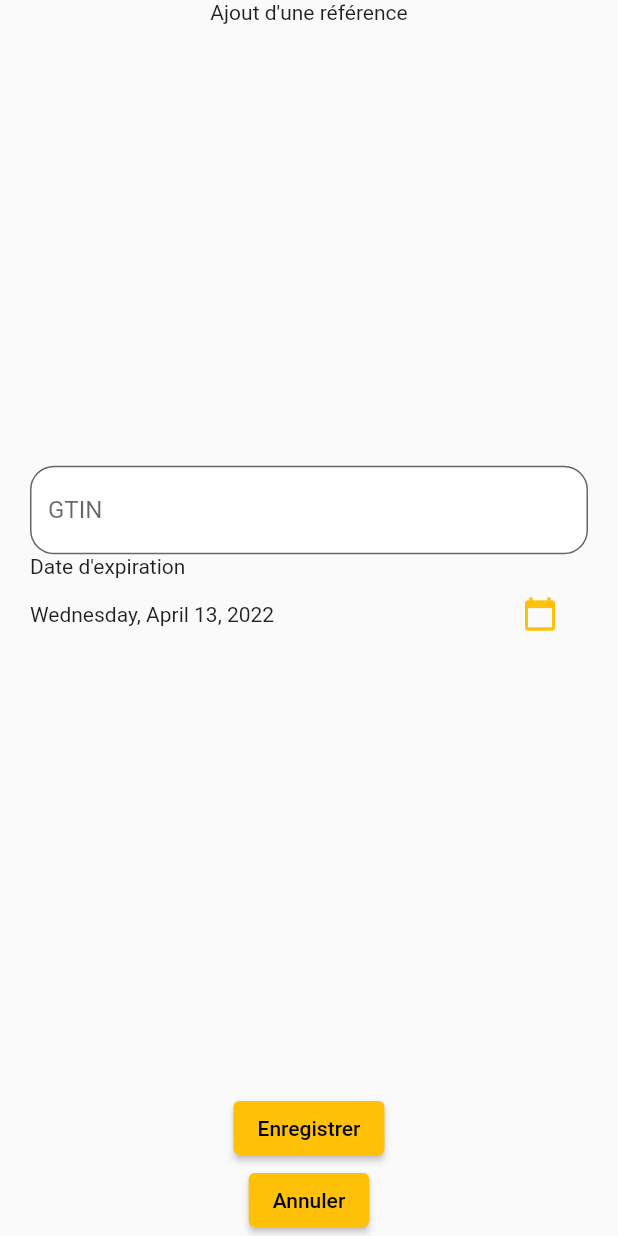
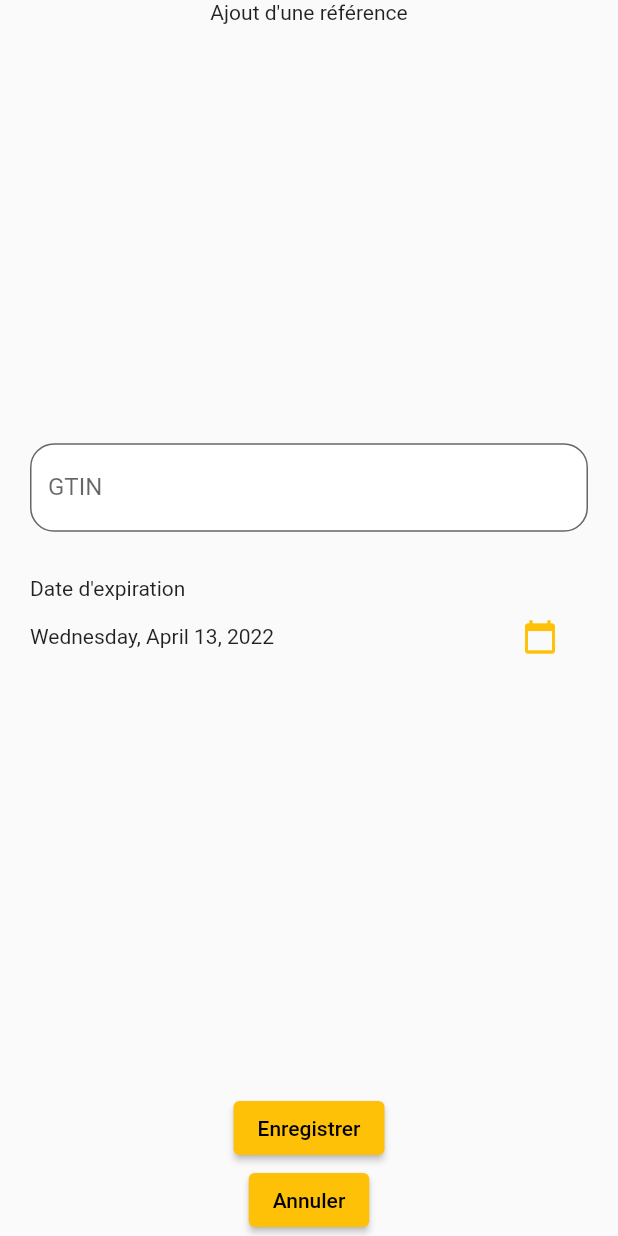
Before and after one commit to CodingWand/CodaBeneTest, a Flutter app: the screen it shows after launch, after a tap on "Commencer", after a tap on the "add" icon, on a phone screen of 412 x 824 dp. Run offline on Flutter 3.47's test engine with Material 2 defaults, Android fonts, the light colour scheme and no system bars.

Commit message:
Amélioration du form

```diff
--- a/lib/listScreen.dart
+++ b/lib/listScreen.dart
@@ -64,7 +64,7 @@ class _ListScreenState extends State<ListScreen> {
       ),
       floatingActionButton: FloatingActionButton(
         onPressed: (){
-          Navigator.popAndPushNamed(
+          Navigator.pushNamed(
               context,
               ModificationScreen.routeName,
               arguments: ModificationScreenArguments(dataset, creation)
--- a/lib/main.dart
+++ b/lib/main.dart
@@ -36,7 +36,7 @@ class HomePage extends StatelessWidget {
     return Scaffold(
       body: Column(
         children: [
-          Expanded(
+          const Expanded(
             child: Center(
               child: Text(
                 "Bienvenue",
@@ -48,7 +48,7 @@ class HomePage extends StatelessWidget {
             ),
           ),
           Container(
-            padding: EdgeInsets.only(bottom: 100),
+            padding: const EdgeInsets.all(100),
             child: Center(
                 child: TextButton(
                   onPressed: (){
@@ -57,9 +57,9 @@ class HomePage extends StatelessWidget {
                   style: ButtonStyle(
                     backgroundColor: MaterialStateProperty.all(Colors.amber),
                   ),
-                  child: Text(
+                  child: const Text(
                     "Commencer",
-                    style: TextStyle(fontSize: 25, color: Colors.white,),
+                    style: TextStyle(fontSize: 30, color: Colors.white,),
                   ),
                 )
             ),
--- a/lib/modificationScreen.dart
+++ b/lib/modificationScreen.dart
@@ -3,7 +3,6 @@ import 'package:flutter/material.dart';
 import 'package:flutter/services.dart';
 import 'package:intl/intl.dart';
 
-import 'listScreen.dart';
 
 class ModificationScreenArguments {
   Map<String, DateTime> dataset;
@@ -52,13 +51,13 @@ class _ModificationScreenState extends State<ModificationScreen> {
                     children: [
                       TextFormField(
                         decoration:
-                            textInputDecoration.copyWith(hintText: "GTIN"),
+                            textInputDecoration.copyWith(labelText: "GTIN"),
                         keyboardType: TextInputType.number,
                         inputFormatters: <TextInputFormatter>[
                           FilteringTextInputFormatter.digitsOnly
                         ],
                         validator: (value) {
-                          if (value == null) {
+                          if (value == null || value == "") {
                             return "Il faut renseigner ce champ";
                           }
                           setState(() {
@@ -66,6 +65,7 @@ class _ModificationScreenState extends State<ModificationScreen> {
                           });
                         },
                       ),
+                      const SizedBox(height: 30,),
                       Column(
                         crossAxisAlignment: CrossAxisAlignment.start,
                         children: [
@@ -104,6 +104,7 @@ class _ModificationScreenState extends State<ModificationScreen> {
             ),
             ElevatedButton(
                 onPressed: () {
+                  if(gtinCode == "") return;
                   if (_formKey.currentState!.validate()) {
                     if(args.dataset.containsKey(gtinCode)) {
                       DateTime? currentExpiryDate = args.dataset[gtinCode];
@@ -116,12 +117,7 @@ class _ModificationScreenState extends State<ModificationScreen> {
                     } else {
                       args.dataset[gtinCode] = expiryDate;
                     }
-                    debugPrint("dataset : ${args.dataset}");
-                    Navigator.popAndPushNamed(
-                        context,
-                        ListScreen.routeName,
-                    );
-                    //Navigator.of(context).pop();
+                    Navigator.pop(context);
                   }
                 },
                 child: Text(args.creation ? "Enregistrer" : "Modifier")),
```
